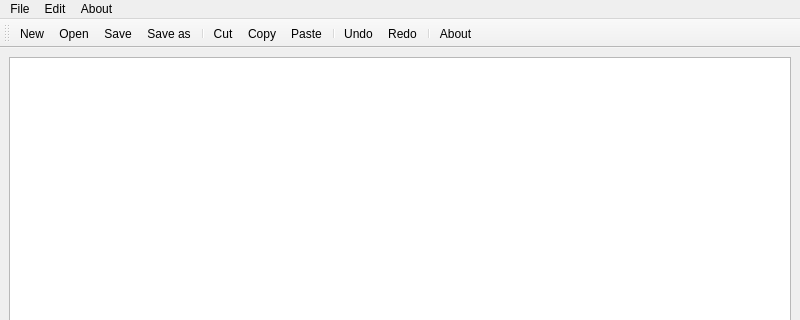
yasser-sulaiman/SimpleNotPad, file mainwindow.ui: the form before one commit; both pictures show x 0 to 800 and y 0 to 320 of the 800 by 600 pixel window.
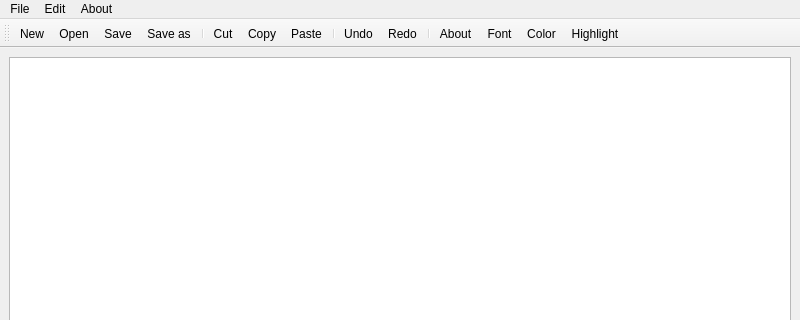
The form after the commit. Icons and pictures are not drawn.

Commit message: adding font and color functionalities

```diff
--- a/mainwindow.ui
+++ b/mainwindow.ui
@@ -84,6 +84,9 @@
    <addaction name="actionRedo"/>
    <addaction name="separator"/>
    <addaction name="actionAbout"/>
+   <addaction name="actionFont"/>
+   <addaction name="actionColor"/>
+   <addaction name="actionHighlight"/>
   </widget>
   <action name="actionNew">
    <property name="icon">
@@ -175,6 +178,38 @@
     <string>About</string>
    </property>
   </action>
+  <action name="actionFont">
+   <property name="icon">
+    <iconset resource="resources.qrc">
+     <normaloff>:/rec/icons/font.png</normaloff>:/rec/icons/font.png</iconset>
+   </property>
+   <property name="text">
+    <string>Font</string>
+   </property>
+  </action>
+  <action name="actionColor">
+   <property name="icon">
+    <iconset resource="resources.qrc">
+     <normaloff>:/rec/icons/color.jpg</normaloff>:/rec/icons/color.jpg</iconset>
+   </property>
+   <property name="text">
+    <string>Color</string>
+   </property>
+  </action>
+  <action name="actionBackground_Color">
+   <property name="text">
+    <string>Background Color</string>
+   </property>
+  </action>
+  <action name="actionHighlight">
+   <property name="icon">
+    <iconset resource="resources.qrc">
+     <normaloff>:/rec/icons/highlight.jpg</normaloff>:/rec/icons/highlight.jpg</iconset>
+   </property>
+   <property name="text">
+    <string>Highlight</string>
+   </property>
+  </action>
  </widget>
  <resources>
   <include location="resources.qrc"/>
```
Left out of the diff: 5 changed lines with no effect on the pictures. The commit also changes 7 other files.
